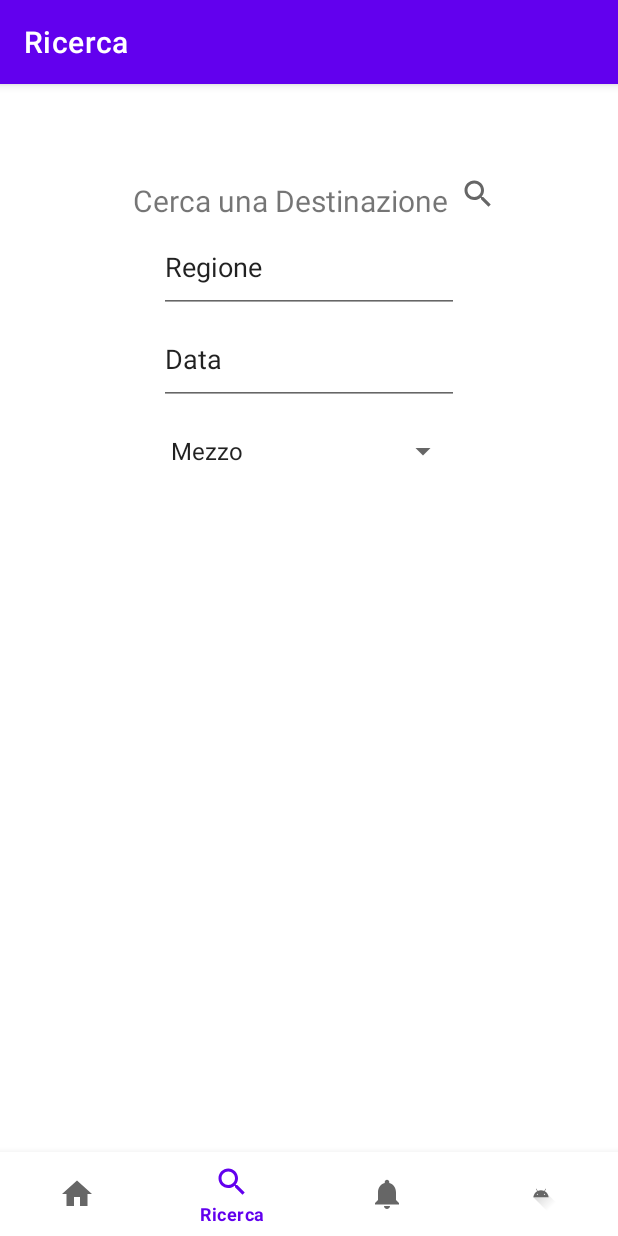
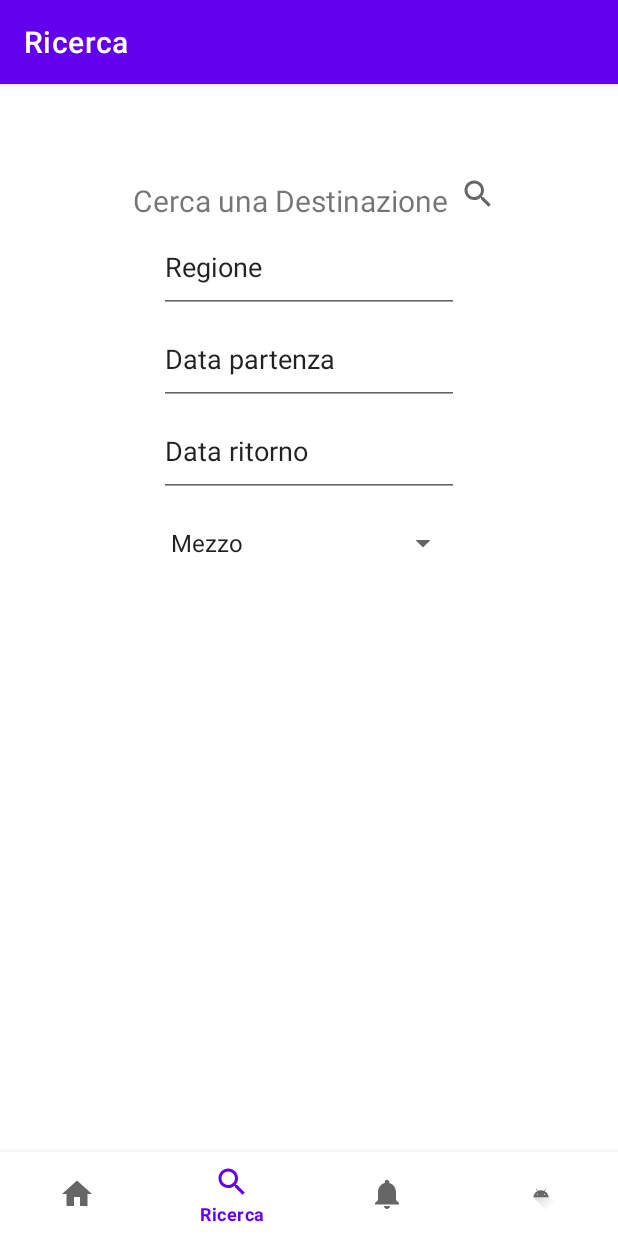
Before and after one commit to SteTrotto/GrandTour, an Android app: the SearchFragment screen opened through its navigation route, on a phone screen of 412 x 824 dp. Run offline under Robolectric (Android 15) with nearby library versions, the phone set to English and light mode, and no system bars; our stand-ins replace navigation-ui.

Commit message:
calendar update

```diff
--- a/app/src/main/java/com/example/grandtour/ui/ricerca/SearchFragment.java
+++ b/app/src/main/java/com/example/grandtour/ui/ricerca/SearchFragment.java
@@ -1,12 +1,14 @@
 package com.example.grandtour.ui.ricerca;
 
 import android.app.Activity;
+import android.app.DatePickerDialog;
 import android.os.Bundle;
 import android.util.Log;
 import android.view.LayoutInflater;
 import android.view.View;
 import android.view.ViewGroup;
 import android.widget.AdapterView;
+import android.widget.DatePicker;
 import android.widget.EditText;
 import android.widget.ImageButton;
 import android.widget.Spinner;
@@ -22,6 +24,10 @@ import androidx.lifecycle.ViewModelProvider;
 import com.example.grandtour.R;
 import com.example.grandtour.databinding.FragmentSearchBinding;
 
+import java.text.SimpleDateFormat;
+import java.util.Calendar;
+import java.util.Locale;
+
 
 public class SearchFragment extends Fragment {
 
@@ -31,9 +37,16 @@ public class SearchFragment extends Fragment {
     private ImageButton imageButton;
     private EditText editText;
     private EditText editDate;
+    private EditText editRitorno;
     private EditText editTrasporto;
     private Spinner spinnerMezzo;
     private int spinnerSel;
+
+    final Calendar myCalendar = Calendar.getInstance();
+
+    private String saveDate;
+
+    private boolean andata;
 
 
     final private String TAG_S = "SEARCH";
@@ -59,7 +72,8 @@ public class SearchFragment extends Fragment {
 
         imageButton = root.findViewById(R.id.search_button);
         editText = root.findViewById(R.id.search_regione);
-        editDate = root.findViewById(R.id.search_data);
+        editDate = root.findViewById(R.id.search_data_partenza);
+        editRitorno = root.findViewById(R.id.search_data_ritorno);
         //editTrasporto = root.findViewById(R.id.search_trasporto);
         spinnerMezzo = root.findViewById(R.id.spinner_mezzo);
 
@@ -76,23 +90,60 @@ public class SearchFragment extends Fragment {
             }
         });
 
+        DatePickerDialog.OnDateSetListener date = new DatePickerDialog.OnDateSetListener() {
+            @Override
+            public void onDateSet(DatePicker view, int year, int monthOfYear,
+                                  int dayOfMonth) {
+                // TODO Auto-generated method stub
+                myCalendar.set(Calendar.YEAR, year);
+                myCalendar.set(Calendar.MONTH, monthOfYear);
+                myCalendar.set(Calendar.DAY_OF_MONTH, dayOfMonth);
+                updateLabel();
+            }
+        };
+
+        editDate.setOnClickListener(new View.OnClickListener() {
+            @Override
+            public void onClick(View v) {
+                andata = true;
+                // TODO Auto-generated method stub
+                new DatePickerDialog(SearchFragment.this.getContext(), date, myCalendar
+                        .get(Calendar.YEAR), myCalendar.get(Calendar.MONTH),
+                        myCalendar.get(Calendar.DAY_OF_MONTH)).show();
+            }
+
+        });
+
+        editRitorno.setOnClickListener(new View.OnClickListener() {
+            @Override
+            public void onClick(View v) {
+                andata = false;
+                // TODO Auto-generated method stub
+                new DatePickerDialog(SearchFragment.this.getContext(), date, myCalendar
+                        .get(Calendar.YEAR), myCalendar.get(Calendar.MONTH),
+                        myCalendar.get(Calendar.DAY_OF_MONTH)).show();
+            }
+        });
+
+
+
+
 
         //test bottone
         imageButton.setOnClickListener(new View.OnClickListener() {
             @Override
-                public void onClick(View v) {
+            public void onClick(View v) {
                 String string = (String) spinnerMezzo.getItemAtPosition(spinnerSel);
 
                 //String.valueOf(editText.getText()) prende il valore in stringa del editText
                 Log.d(TAG_S, String.valueOf(editText.getText()));
                 Log.d(TAG_S, String.valueOf(editDate.getText()));
+                Log.d(TAG_S, String.valueOf(editRitorno.getText()));
                 //Log.d(TAG_S, String.valueOf(editTrasporto.getText()));
                 Log.d(TAG_S, string);
             }
         }
         );
-
-
 
 
 
@@ -118,4 +169,13 @@ public class SearchFragment extends Fragment {
         super.onDestroyView();
         binding = null;
     }
+
+    private void updateLabel() {
+        String myFormat = "dd/MM/yy"; //In which you need put here
+        SimpleDateFormat sdf = new SimpleDateFormat(myFormat, Locale.ITALY);
+
+        if(andata)  editDate.setText(sdf.format(myCalendar.getTime()));
+        else        editRitorno.setText(sdf.format(myCalendar.getTime()));
+    }
+
 }
--- a/app/src/main/res/layout/fragment_search.xml
+++ b/app/src/main/res/layout/fragment_search.xml
@@ -48,12 +48,28 @@
         android:layout_gravity="center"/>
 
     <EditText
-        android:id="@+id/search_data"
+        android:id="@+id/search_data_partenza"
         android:layout_width="200dp"
         android:layout_height="61dp"
-        android:text="Data"
+        android:text="Data partenza"
         android:textAllCaps="false"
-        android:layout_gravity="center"/>
+        android:layout_gravity="center"
+        android:clickable="false"
+        android:cursorVisible="false"
+        android:focusable="false"
+        android:focusableInTouchMode="false"/>
+
+    <EditText
+        android:id="@+id/search_data_ritorno"
+        android:layout_width="200dp"
+        android:layout_height="61dp"
+        android:text="Data ritorno"
+        android:textAllCaps="false"
+        android:layout_gravity="center"
+        android:clickable="false"
+        android:cursorVisible="false"
+        android:focusable="false"
+        android:focusableInTouchMode="false"/>
 
     <Spinner
         android:layout_width="200dp"
```
